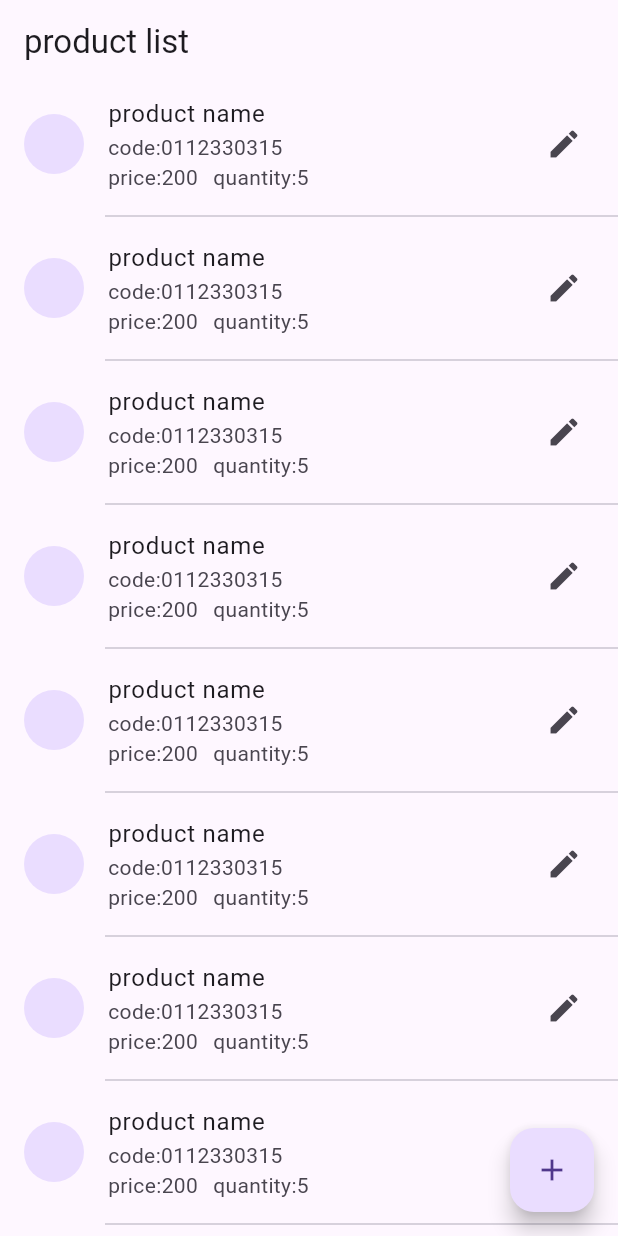
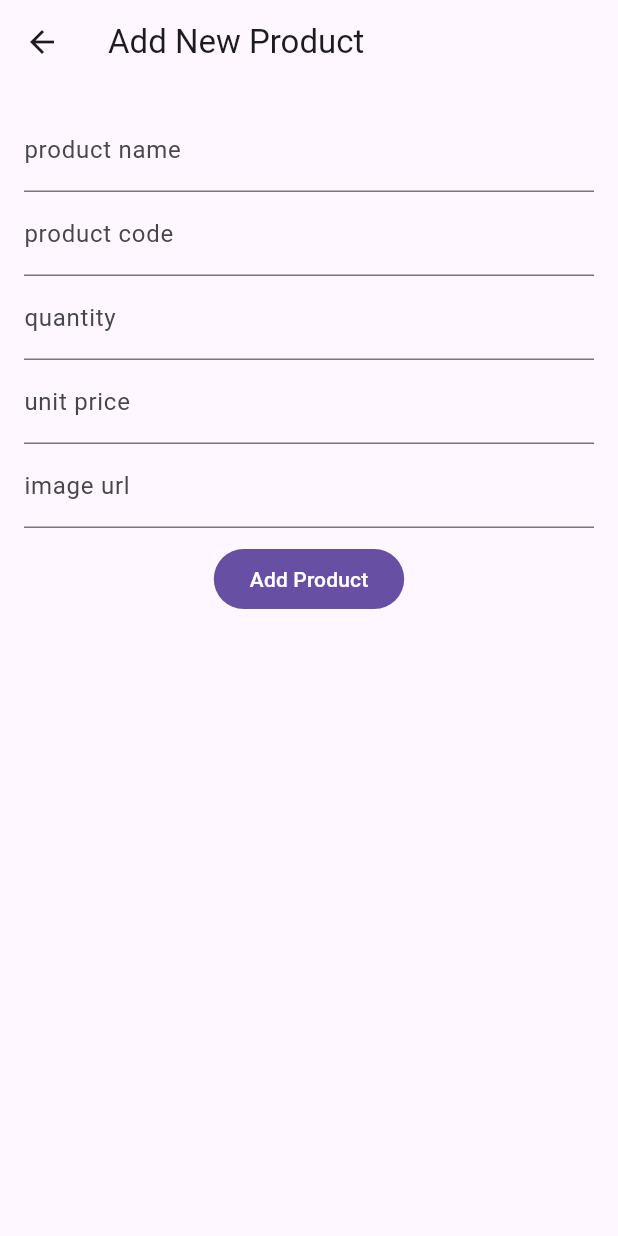
Before and after one commit to MIR-RIAZUL/crud_api_project, a Flutter app: the screen it shows after launch, after a tap on the "add" icon, on a phone screen of 412 x 824 dp. Run offline on Flutter 3.47's test engine with Material 3 defaults, Android fonts, the phone set to English and light mode, and no system bars.

Commit message:
add new product form and navigation to home screen

```diff
--- /dev/null
+++ b/lib/add_new_product.dart
@@ -0,0 +1,92 @@
+import 'package:flutter/material.dart';
+
+class AddNewProduct extends StatefulWidget {
+  const AddNewProduct({super.key});
+
+  @override
+  State<AddNewProduct> createState() => _AddNewProductState();
+}
+
+class _AddNewProductState extends State<AddNewProduct> {
+  final GlobalKey<FormState> _formKey = GlobalKey<FormState>();
+  final TextEditingController _nameController = TextEditingController();
+  final TextEditingController _codeController = TextEditingController();
+  final TextEditingController _quantityController = TextEditingController();
+  final TextEditingController _priceController = TextEditingController();
+  final TextEditingController _imageUrlController = TextEditingController();
+
+  @override
+  Widget build(BuildContext context) {
+    return Scaffold(
+      appBar: AppBar(title: Text("Add New Product")),
+      body: SingleChildScrollView(
+        child: Form(
+          key: _formKey,
+          child: Padding(
+            padding: const EdgeInsets.all(16.0),
+            child: Column(
+              children: [
+                TextFormField(
+                  controller: _nameController,
+                  textInputAction: TextInputAction.next,
+                  decoration: InputDecoration(
+                    hintText: "product name",
+                    labelText: "product name",
+                  ),
+                ),
+
+                TextFormField(
+                  controller: _codeController,
+                  textInputAction: TextInputAction.next,
+                  decoration: InputDecoration(
+                    hintText: "product code",
+                    labelText: "product code",
+                  ),
+                ),
+
+                TextFormField(
+                  controller: _quantityController,
+                  keyboardType: TextInputType.number,
+                  textInputAction: TextInputAction.next,
+                  decoration: InputDecoration(
+                    hintText: "quantity",
+                    labelText: "quantity",
+                  ),
+                ),
+
+                TextFormField(
+                  controller: _priceController,
+                  keyboardType: TextInputType.number,
+                  textInputAction: TextInputAction.next,
+                  decoration: InputDecoration(
+                    hintText: "unit price",
+                    labelText: "unit price",
+                  ),
+                ),
+
+                TextFormField(
+                  controller: _imageUrlController,
+                  decoration: InputDecoration(
+                    hintText: "image url",
+                    labelText: "image url",
+                  ),
+                ),
+                SizedBox(height: 10),
+                FilledButton(onPressed: () {}, child: Text("Add Product")),
+              ],
+            ),
+          ),
+        ),
+      ),
+    );
+  }
+
+  dispose() {
+    _nameController.dispose();
+    _codeController.dispose();
+    _quantityController.dispose();
+    _priceController.dispose();
+    _imageUrlController.dispose();
+    super.dispose();
+  }
+}
--- a/lib/home_scren.dart
+++ b/lib/home_scren.dart
@@ -1,4 +1,6 @@
 import 'package:flutter/material.dart';
+
+import 'add_new_product.dart';
 
 class homeScreen extends StatefulWidget {
   const homeScreen({super.key});
@@ -36,7 +38,12 @@ class _homeScreenState extends State<homeScreen> {
         },
       ),
       floatingActionButton: FloatingActionButton(
-        onPressed: () {},
+        onPressed: () {
+          Navigator.push(
+            context,
+            MaterialPageRoute(builder: (context) => AddNewProduct()),
+          );
+        },
         child: Icon(Icons.add),
       ),
     );
```
